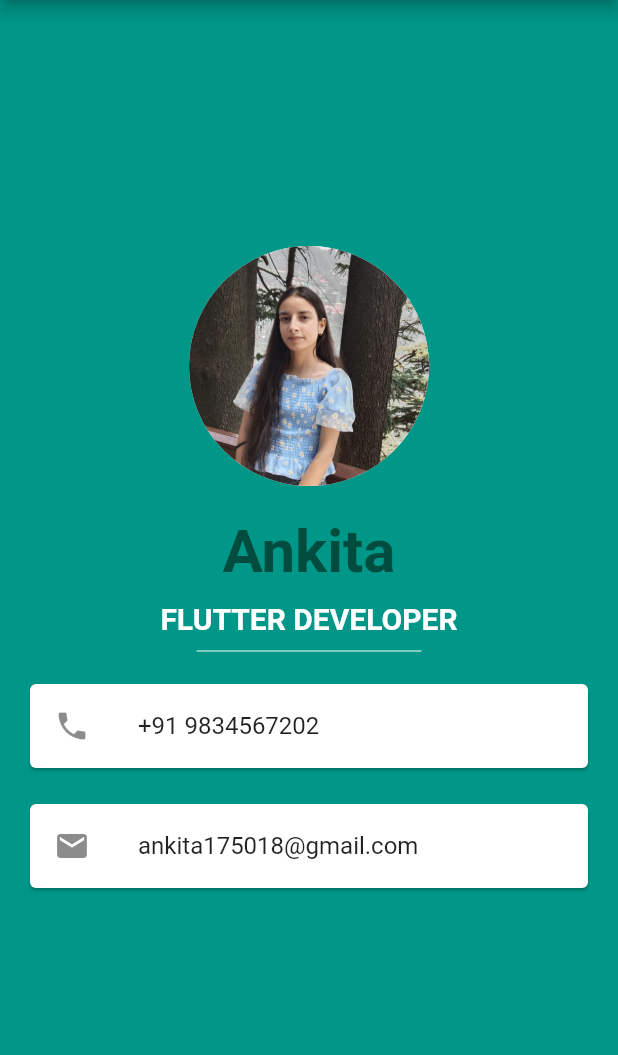
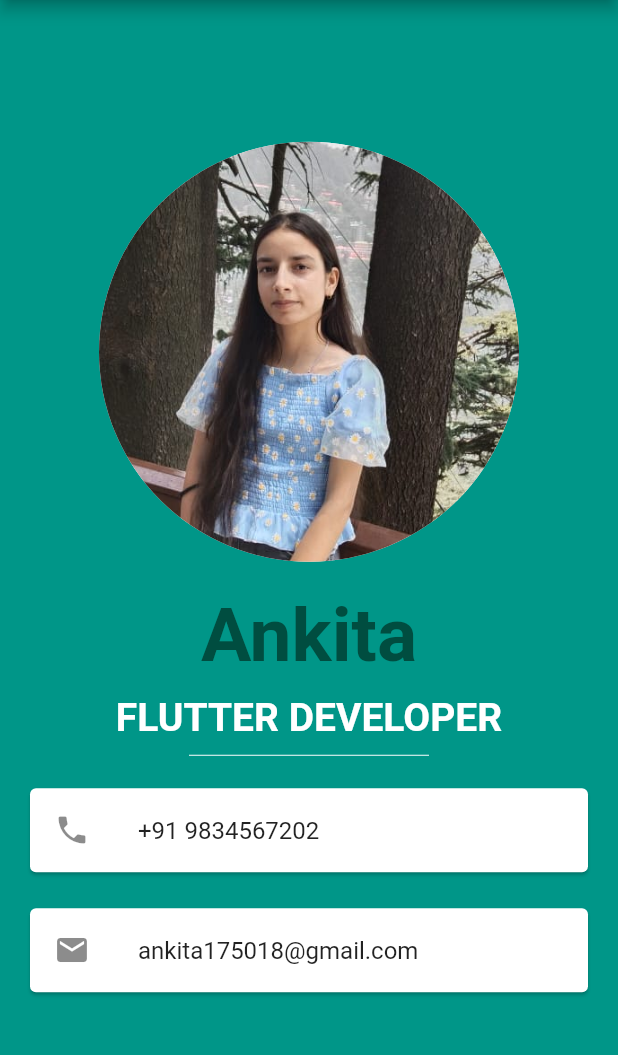
Before and after one commit to ank809/MiCard-, a Flutter app: the screen it shows after launch, on a phone screen of 412 x 824 dp, the part 84-1139 px from its top. Run offline on Flutter 3.47's test engine with Material 2 defaults, Android fonts, the phone set to English and light mode, and no system bars.

Commit message:
size of text and avatar has been increased

```diff
--- a/lib/main.dart
+++ b/lib/main.dart
@@ -23,21 +23,21 @@ class MyApp extends StatelessWidget {
         children: [
           CircleAvatar(
             backgroundColor: Colors.white,
-            radius: 80.0,
+            radius: 140.0,
             backgroundImage: AssetImage('asset/images/informal.jpeg'),
             ),
             SizedBox(height: 20.0,),
-            Text('Ankita', style: TextStyle(fontSize: 40.0,
+            Text('Ankita', style: TextStyle(fontSize: 50.0,
                   fontWeight: FontWeight.bold,
                   color: Colors.teal.shade900,
                   ),
             ),
             SizedBox(height: 10.0,),
-            Text(' FLUTTER DEVELOPER ', style: TextStyle(fontSize: 20.0,
+            Text(' FLUTTER DEVELOPER ', style: TextStyle(fontSize: 26.0,
             fontWeight: FontWeight.bold,
             color: Colors.white),),
             SizedBox(height: 20.0,
-           width: 150.0,
+           width: 160.0,
             child: Divider(color:Colors.white,
              ),),
            Card(
```
